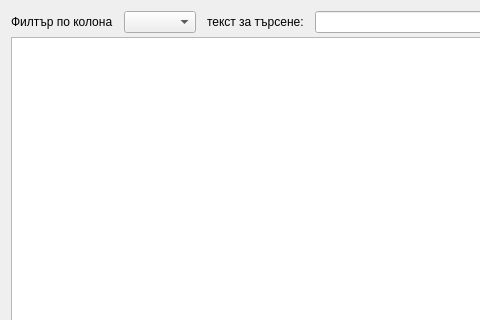
This is UI/job_table_view.ui in NadiaStrashnikova/JobCrawler as Qt 5 draws it before an edit; both pictures show x 0 to 480 and y 0 to 320 of the 570 by 519 pixel window. The edited form follows.
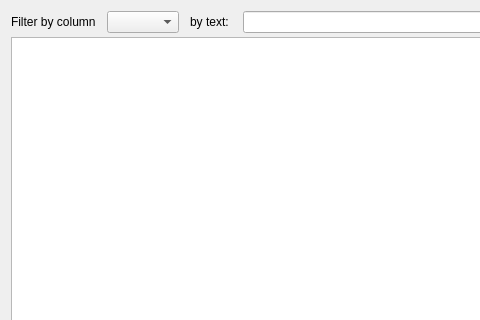
This is the edited form.

The edit to the form file:
```diff
--- a/UI/job_table_view.ui
+++ b/UI/job_table_view.ui
@@ -35,8 +35,13 @@
        </property>
        <item>
         <widget class="QLabel" name="lbl_filter_column">
+         <property name="font">
+          <font>
+           <pointsize>9</pointsize>
+          </font>
+         </property>
          <property name="text">
-          <string>Филтър по колона</string>
+          <string>Filter by column</string>
          </property>
         </widget>
        </item>
@@ -45,8 +50,13 @@
        </item>
        <item>
         <widget class="QLabel" name="label">
+         <property name="font">
+          <font>
+           <pointsize>9</pointsize>
+          </font>
+         </property>
          <property name="text">
-          <string>текст за търсене:</string>
+          <string>by text: </string>
          </property>
         </widget>
        </item>
```
